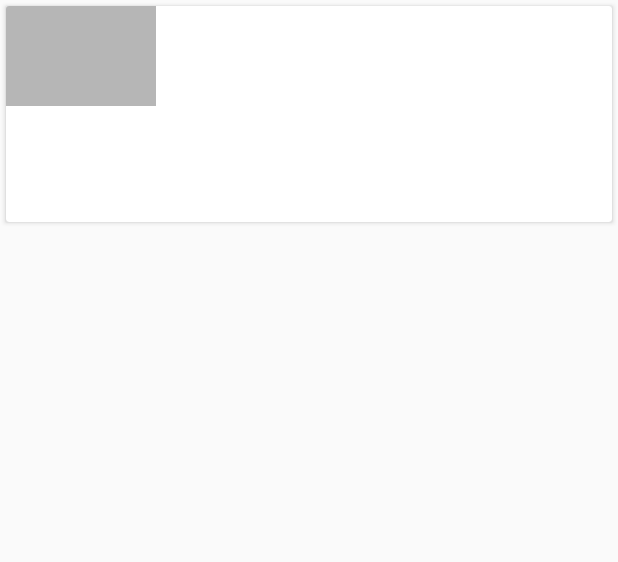
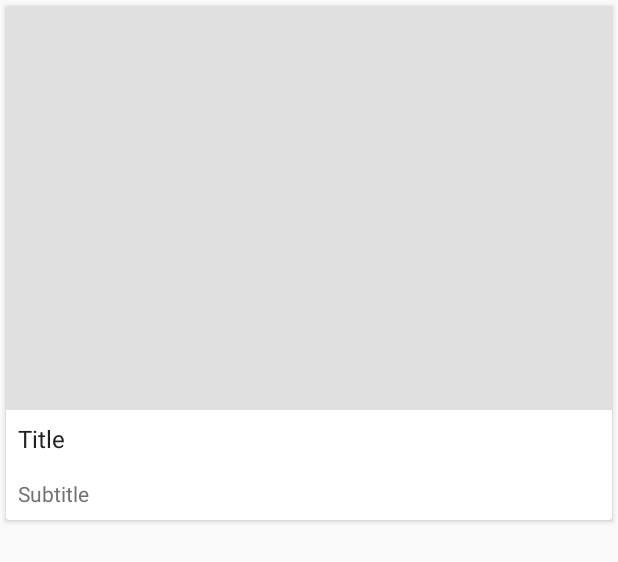
Before and after one commit to saurabh947/XYZReader, an Android app: the layout list_item_article.xml on its own in the app's theme, with its tools: preview values and no code run, on a phone screen of 412 x 824 dp. Shown: the top 562 px of the screen. Run offline under Robolectric (Android 15) with nearby library versions, the phone set to English and light mode, and no system bars.

Commit message:
refactor: Organizing things around

```diff
--- a/XYZReader/src/main/java/com/example/xyzreader/ui/ArticleDetailActivity.java
+++ b/XYZReader/src/main/java/com/example/xyzreader/ui/activities/ArticleDetailActivity.java
@@ -1,4 +1,4 @@
-package com.example.xyzreader.ui;
+package com.example.xyzreader.ui.activities;
 
 import android.app.Fragment;
 import android.app.FragmentManager;
@@ -19,6 +19,7 @@ import android.view.WindowInsets;
 import com.example.xyzreader.R;
 import com.example.xyzreader.data.ArticleLoader;
 import com.example.xyzreader.data.ItemsContract;
+import com.example.xyzreader.ui.fragments.ArticleDetailFragment;
 
 /**
  * An activity representing a single Article detail screen, letting you swipe between articles.
--- a/XYZReader/src/main/java/com/example/xyzreader/ui/DrawInsetsFrameLayout.java
+++ b/XYZReader/src/main/java/com/example/xyzreader/ui/views/DrawInsetsFrameLayout.java
@@ -14,7 +14,7 @@
  * limitations under the License.
  */
 
-package com.example.xyzreader.ui;
+package com.example.xyzreader.ui.views;
 
 import android.content.Context;
 import android.content.res.TypedArray;
--- a/XYZReader/src/main/java/com/example/xyzreader/ui/DynamicHeightNetworkImageView.java
+++ b/XYZReader/src/main/java/com/example/xyzreader/ui/views/DynamicHeightNetworkImageView.java
@@ -1,4 +1,4 @@
-package com.example.xyzreader.ui;
+package com.example.xyzreader.ui.views;
 
 import android.content.Context;
 import android.util.AttributeSet;
--- a/XYZReader/src/main/java/com/example/xyzreader/ui/MaxWidthLinearLayout.java
+++ b/XYZReader/src/main/java/com/example/xyzreader/ui/views/MaxWidthLinearLayout.java
@@ -14,7 +14,7 @@
  * limitations under the License.
  */
 
-package com.example.xyzreader.ui;
+package com.example.xyzreader.ui.views;
 
 import android.content.Context;
 import android.content.res.TypedArray;
--- a/XYZReader/src/main/java/com/example/xyzreader/ui/ObservableScrollView.java
+++ b/XYZReader/src/main/java/com/example/xyzreader/ui/views/ObservableScrollView.java
@@ -14,12 +14,10 @@
  * limitations under the License.
  */
 
-package com.example.xyzreader.ui;
+package com.example.xyzreader.ui.views;
 
 import android.content.Context;
-import android.os.Parcelable;
 import android.util.AttributeSet;
-import android.util.Log;
 import android.widget.ScrollView;
 
 /**
--- a/XYZReader/src/main/java/com/example/xyzreader/ui/ImageLoaderHelper.java
+++ b/XYZReader/src/main/java/com/example/xyzreader/utils/ImageLoaderHelper.java
@@ -1,4 +1,4 @@
-package com.example.xyzreader.ui;
+package com.example.xyzreader.utils;
 
 import android.content.Context;
 import android.graphics.Bitmap;
--- a/XYZReader/src/main/res/layout/list_item_article.xml
+++ b/XYZReader/src/main/res/layout/list_item_article.xml
@@ -1,11 +1,9 @@
 <android.support.v7.widget.CardView
     xmlns:android="http://schemas.android.com/apk/res/android"
+    xmlns:tools="http://schemas.android.com/tools"
     android:layout_width="match_parent"
     android:layout_height="wrap_content"
-    android:layout_marginBottom="4dp"
-    android:layout_marginLeft="4dp"
-    android:layout_marginRight="4dp"
-    android:layout_marginTop="4dp"
+    android:layout_margin="@dimen/common_padding_small"
     android:clickable="true"
     android:focusable="true">
 
@@ -14,11 +12,11 @@
         android:layout_height="wrap_content"
         android:orientation="vertical">
 
-        <com.example.xyzreader.ui.DynamicHeightNetworkImageView
+        <com.example.xyzreader.ui.views.DynamicHeightNetworkImageView
             android:id="@+id/thumbnail"
-            android:layout_width="100dp"
-            android:layout_height="100dp"
-            android:background="@color/theme_background"/>
+            android:layout_width="match_parent"
+            android:layout_height="wrap_content"
+            android:background="@color/bg_list_item_image"/>
 
         <TextView
             android:id="@+id/article_title"
@@ -27,11 +25,9 @@
             android:layout_height="wrap_content"
             android:ellipsize="end"
             android:maxLines="4"
-            android:paddingBottom="4dp"
-            android:paddingLeft="16dp"
-            android:paddingRight="16dp"
-            android:paddingTop="16dp"
-            android:textColor="@color/theme_text_primary"/>
+            android:padding="@dimen/common_padding_medium"
+            android:paddingBottom="@dimen/common_padding_small"
+            tools:text="Title"/>
 
         <TextView
             android:id="@+id/article_subtitle"
@@ -39,12 +35,10 @@
             android:layout_width="match_parent"
             android:layout_height="wrap_content"
             android:ellipsize="end"
-            android:maxLines="1"
-            android:paddingBottom="16dp"
-            android:paddingLeft="16dp"
-            android:paddingRight="16dp"
+            android:padding="@dimen/common_padding_medium"
+            android:paddingTop="@dimen/common_padding_small"
             android:singleLine="true"
-            android:textColor="@color/theme_text_secondary"/>
+            android:textColor="@color/theme_text_secondary"
+            tools:text="Subtitle"/>
     </LinearLayout>
-
 </android.support.v7.widget.CardView>
--- a/XYZReader/src/main/res/values/colors.xml
+++ b/XYZReader/src/main/res/values/colors.xml
@@ -21,5 +21,8 @@
     <color name="theme_accent">#7C4DFF</color>
     <color name="theme_text_primary">#212121</color>
     <color name="theme_text_secondary">#727272</color>
-    <color name="theme_background">#B6B6B6</color>
+
+    <color name="bg_list_item_image">#e0e0e0</color>
+    <color name="bg_activity_article_list">#757575</color>
+    <color name="text_link">#2196f3</color>
 </resources>
--- a/XYZReader/src/main/res/values/dimens.xml
+++ b/XYZReader/src/main/res/values/dimens.xml
@@ -8,4 +8,7 @@
     <dimen name="fab_press_translation_z">6dp</dimen>
     <dimen name="fab_margin">24dp</dimen>
 
+    <dimen name="common_padding_small">4dp</dimen>
+    <dimen name="common_padding_medium">8dp</dimen>
+    <dimen name="common_padding_large">16dp</dimen>
 </resources>
```
Also changed, not shown: XYZReader/src/main/AndroidManifest.xml (+4 -4 lines), XYZReader/src/main/java/com/example/xyzreader/ui/activities/ArticleListActivity.java (renamed from XYZReader/src/main/java/com/example/xyzreader/ui/ArticleListActivity.java, +3 -69 lines), XYZReader/src/main/java/com/example/xyzreader/ui/adapters/ArticleListAdapter.java (added, +81 -0 lines), XYZReader/src/main/java/com/example/xyzreader/ui/fragments/ArticleDetailFragment.java (renamed from XYZReader/src/main/java/com/example/xyzreader/ui/ArticleDetailFragment.java, +6 -1 lines), XYZReader/src/main/res/layout/activity_article_list.xml (+4 -6 lines), XYZReader/src/main/res/layout/fragment_article_detail.xml (+8 -8 lines).
